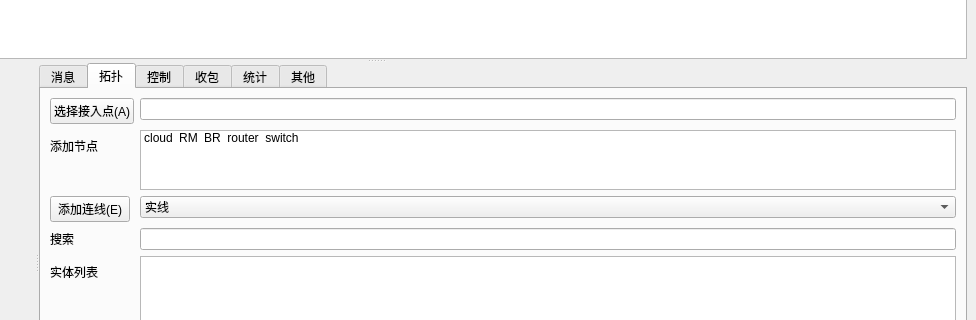
This is PageUI/mainPage.ui in lxambulance/CoLoRagent as Qt 5 draws it before an edit; both pictures show x 224 to 1200 and y 308 to 628 of the 1200 by 800 pixel window. The edited form follows.
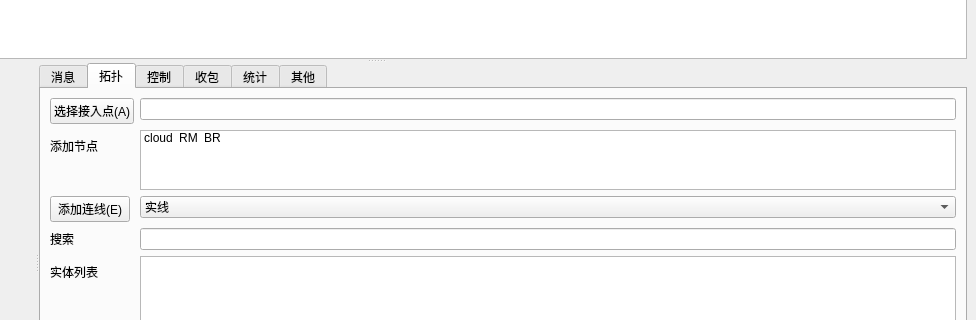
This is the edited form. The open tabs and pages were chosen to show the change. Icons and pictures are not drawn. Custom widgets are drawn as their Qt base class.

```diff
--- a/PageUI/mainPage.ui
+++ b/PageUI/mainPage.ui
@@ -213,26 +213,6 @@
               </iconset>
              </property>
             </item>
-            <item>
-             <property name="text">
-              <string>router</string>
-             </property>
-             <property name="icon">
-              <iconset>
-               <normalon>:/icon/router</normalon>
-              </iconset>
-             </property>
-            </item>
-            <item>
-             <property name="text">
-              <string>switch</string>
-             </property>
-             <property name="icon">
-              <iconset>
-               <normalon>:/icon/switching</normalon>
-              </iconset>
-             </property>
-            </item>
            </widget>
           </item>
           <item row="7" column="1">
```
